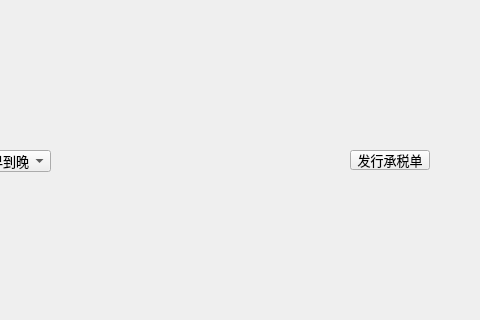
Qt form poundage/PoundageWidget.ui (HcashOrg/hx-indicator) before a commit; both pictures show x 290 to 770 and y 0 to 320 of the 770 by 530 pixel window.
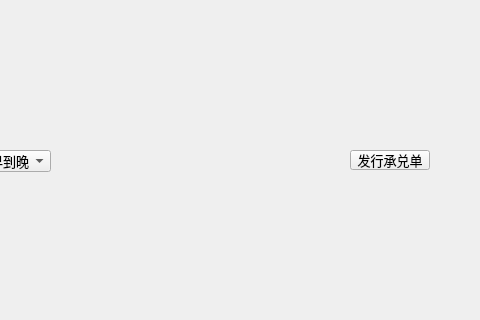
The same form after that commit.

The edit to the form file:
```diff
--- a/poundage/PoundageWidget.ui
+++ b/poundage/PoundageWidget.ui
@@ -72,7 +72,7 @@
     </font>
    </property>
    <property name="text">
-    <string>发行承税单</string>
+    <string>发行承兑单</string>
    </property>
   </widget>
   <widget class="QComboBox" name="comboBox_sortType">
```
